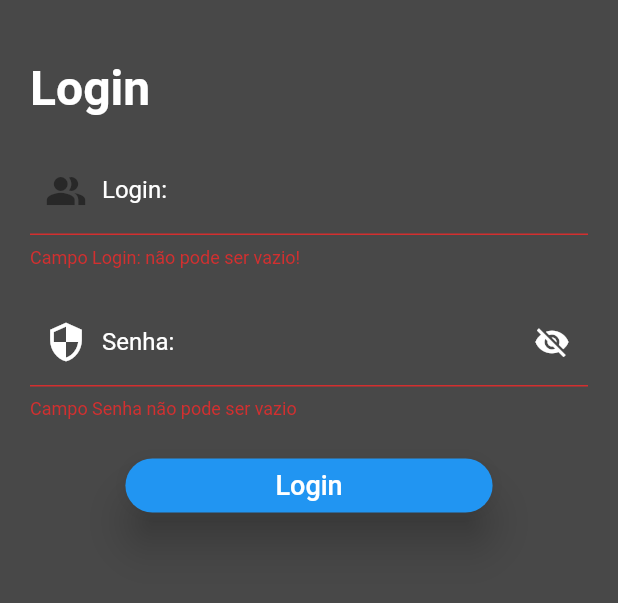
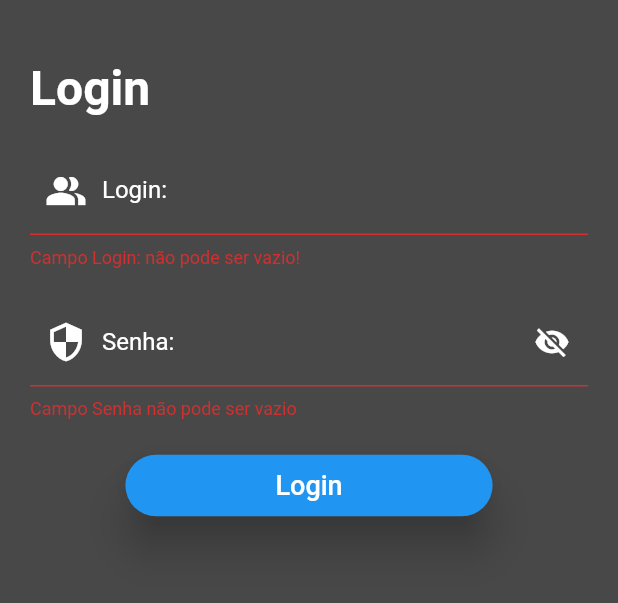
Before and after one commit to lucascardo12/housebarber, a Flutter app: the screen it shows after launch, after a tap on "Login", on a phone screen of 412 x 824 dp, the part 155-758 px from its top. Run offline on Flutter 3.47's test engine with Material 2 defaults, Android fonts, the phone set to English and light mode, and no system bars; drawn by our look-alikes of liquid_swipe; our stand-ins replace convex_bottom_bar, dropdown_search, flutter_local_notifications, get, image_picker, money_formatter and 3 more; missing offline and left inert: easy_mask, image_picker_for_web, mongo_dart, shared_preferences_web; accounts and stored records are empty.

Commit message:
ajustes no button padrão

```diff
--- a/lib/pages/login/register-new-user-page.dart
+++ b/lib/pages/login/register-new-user-page.dart
@@ -2,6 +2,7 @@ import 'package:easy_mask/easy_mask.dart';
 import 'package:flutter/material.dart';
 import 'package:get/get.dart';
 import 'package:housebarber/services/global.dart';
+import 'package:housebarber/widgets/button-padrao.dart';
 import 'package:housebarber/widgets/campoPadrao.dart';
 import 'package:housebarber/widgets/loading-widget.dart';
 import 'package:housebarber/controller/register-new-user-controller.dart';
@@ -48,15 +49,14 @@ class CadastroPage extends GetView {
                               icone: Icons.people_alt,
                               label: "Nome:",
                               cor: Colors.white,
+                              corIcon: Colors.white,
                               onChanged: (value) => controller.userRegister.nome = value,
-                            ),
-                            SizedBox(
-                              height: 20,
                             ),
                             CampoPadrao(
                               icone: Icons.people_alt,
                               label: "Login:",
                               cor: Colors.white,
+                              corIcon: Colors.white,
                               onChanged: (value) => controller.userRegister.login = value,
                             ),
                             Obx(() => TextFormField(
@@ -90,6 +90,7 @@ class CadastroPage extends GetView {
                               height: 20,
                             ),
                             CampoPadrao(
+                              corIcon: Colors.white,
                               icone: Icons.phone,
                               label: "Numero:",
                               onChanged: (value) => controller.userRegister.numero = value,
@@ -100,6 +101,7 @@ class CadastroPage extends GetView {
                               height: 20,
                             ),
                             CampoPadrao(
+                              corIcon: Colors.white,
                               icone: Icons.people_alt,
                               label: "CPF/CNPJ:",
                               onChanged: (value) => controller.userRegister.cnpj = value,
@@ -113,6 +115,7 @@ class CadastroPage extends GetView {
                               height: 20,
                             ),
                             CampoPadrao(
+                              corIcon: Colors.white,
                               icone: Icons.email,
                               label: "E-mail:",
                               onChanged: (value) => controller.userRegister.email = value,
@@ -125,20 +128,9 @@ class CadastroPage extends GetView {
                             SizedBox(
                               height: 20,
                             ),
-                            TextButton(
-                              style: TextButton.styleFrom(
-                                padding: EdgeInsets.only(top: 5, bottom: 5, left: 100, right: 100),
-                                elevation: 12,
-                                shape: RoundedRectangleBorder(
-                                  borderRadius: BorderRadius.circular(25),
-                                ),
-                                backgroundColor: gb.primary,
-                              ),
+                            ButtonPadrao(
+                              label: 'Registrar',
                               onPressed: () => controller.cadastro(),
-                              child: Text(
-                                'Registrar',
-                                style: TextStyle(color: Colors.white, fontSize: 18),
-                              ),
                             ),
                           ],
                         ))),
--- a/lib/pages/login/sub-login-page.dart
+++ b/lib/pages/login/sub-login-page.dart
@@ -2,6 +2,7 @@ import 'package:flutter/material.dart';
 import 'package:get/get.dart';
 import 'package:housebarber/controller/login-controller.dart';
 import 'package:housebarber/services/global.dart';
+import 'package:housebarber/widgets/button-padrao.dart';
 import 'package:housebarber/widgets/campoPadrao.dart';
 import 'package:housebarber/widgets/loading-widget.dart';
 
@@ -14,11 +15,6 @@ class SubLoginPage extends GetView {
         ? Loading()
         : Container(
             color: gb.primaryLight,
-            child: Theme(
-                data: new ThemeData(
-                  textSelectionTheme: TextSelectionThemeData(cursorColor: Colors.white),
-                  primaryColor: Colors.white,
-                ),
             child: ListView(
               children: [
                 SizedBox(
@@ -54,6 +50,7 @@ class SubLoginPage extends GetView {
                               icone: Icons.people_alt,
                               label: "Login:",
                               cor: Colors.white,
+                              corIcon: Colors.white,
                             ),
                             SizedBox(
                               height: 20,
@@ -91,24 +88,14 @@ class SubLoginPage extends GetView {
                             SizedBox(
                               height: 20,
                             ),
-                                TextButton(
+                            ButtonPadrao(
+                              label: 'Login',
                               onPressed: () => controller.login(),
-                                  style: TextButton.styleFrom(
-                                    padding: EdgeInsets.only(top: 5, bottom: 5, left: 100, right: 100),
-                                    elevation: 12,
-                                    shape: RoundedRectangleBorder(
-                                      borderRadius: BorderRadius.circular(25),
-                                    ),
                               backgroundColor: gb.secondary,
-                                  ),
-                                  child: Text(
-                                    'Login',
-                                    style: TextStyle(color: Colors.white, fontSize: 18),
-                                  ),
                             ),
                           ],
                         ))),
               ],
-                ))));
+            )));
   }
 }
```
Lines whose indentation alone changed are shown as unchanged.
